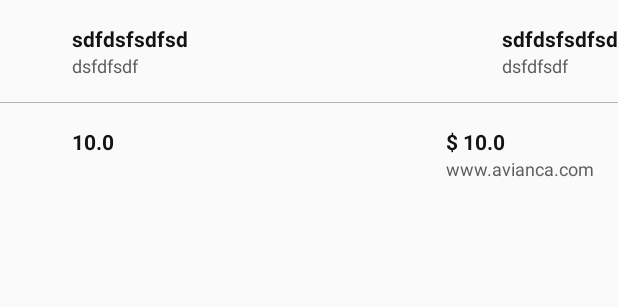
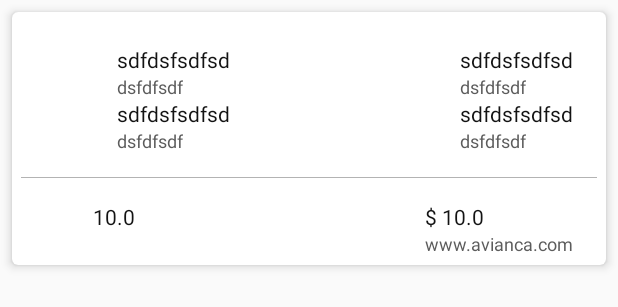
Before and after one commit to therealandroid/SkyScannerTest, an Android app: the layout item_flight_result.xml on its own in the app's theme, with its tools: preview values and no code run, on a phone screen of 412 x 824 dp. Shown: the top 307 px of the screen. Run offline under Robolectric (Android 15) with nearby library versions, the phone set to English and light mode, and no system bars; network calls fail.

Commit message:
Added some mapping to the results

```diff
--- a/app/src/main/java/br/com/skyscannerapplication/model/entities/api/Legs.kt
+++ b/app/src/main/java/br/com/skyscannerapplication/model/entities/api/Legs.kt
@@ -20,5 +20,9 @@ data class Legs(
     @SerializedName("Duration")
     val duration: Long,
     @SerializedName("Directionality")
-    val directionality: String
+    val directionality: String,
+    @SerializedName("SegmentIds")
+    val segmentIds: List<Long>,
+    @SerializedName("Carriers")
+    val carrierIds: List<Long>
 )
--- a/app/src/main/java/br/com/skyscannerapplication/model/repository/LivePricingRepository.kt
+++ b/app/src/main/java/br/com/skyscannerapplication/model/repository/LivePricingRepository.kt
@@ -1,10 +1,10 @@
 package br.com.skyscannerapplication.model.repository
 
 import br.com.skyscannerapplication.model.entities.out.FlightRequest
-import br.com.skyscannerapplication.model.entities.out.FlightResponse
+import br.com.skyscannerapplication.model.entities.out.FlightResult
 import io.reactivex.Single
 
 interface LivePricingRepository {
     fun createSession(flightRequest: FlightRequest): Single<String>
-    fun getFlights(flightRequest: FlightRequest): Single<MutableList<FlightResponse>>
+    fun getFlights(flightRequest: FlightRequest): Single<MutableList<FlightResult>>
 }
--- a/app/src/main/java/br/com/skyscannerapplication/view/flights/FlightResultsContract.kt
+++ b/app/src/main/java/br/com/skyscannerapplication/view/flights/FlightResultsContract.kt
@@ -1,7 +1,7 @@
 package br.com.skyscannerapplication.view.flights
 
 import br.com.skyscannerapplication.model.entities.out.FlightRequest
-import br.com.skyscannerapplication.model.entities.out.FlightResponse
+import br.com.skyscannerapplication.model.entities.out.FlightResult
 
 interface FlightResultsContract {
 
@@ -11,7 +11,7 @@ interface FlightResultsContract {
 
     interface View {
         fun setProgressIndicator(boolean: Boolean)
-        fun showFlightResults(flights: MutableList<FlightResponse>)
+        fun showFlightResults(flights: MutableList<FlightResult>)
         fun showFlightResultsEmpty()
         fun showFlightResultsError(errorMessage: String)
     }
--- a/app/src/main/java/br/com/skyscannerapplication/view/flights/FlightResultsFragment.kt
+++ b/app/src/main/java/br/com/skyscannerapplication/view/flights/FlightResultsFragment.kt
@@ -8,7 +8,7 @@ import androidx.fragment.app.Fragment
 import androidx.recyclerview.widget.LinearLayoutManager
 import br.com.skyscannerapplication.R
 import br.com.skyscannerapplication.model.entities.out.FlightRequest
-import br.com.skyscannerapplication.model.entities.out.FlightResponse
+import br.com.skyscannerapplication.model.entities.out.FlightResult
 import br.com.skyscannerapplication.model.repository.LivePricingRepositoryImpl
 import kotlinx.android.synthetic.main.fragment_search_flights.*
 import kotlinx.android.synthetic.main.fragment_search_flights.view.*
@@ -57,7 +57,7 @@ class FlightResultsFragment : Fragment(), FlightResultsContract.View {
         }
     }
 
-    override fun showFlightResults(flights: MutableList<FlightResponse>) {
+    override fun showFlightResults(flights: MutableList<FlightResult>) {
         adapter.setData(flights)
     }
 
--- a/app/src/main/res/layout/item_flight_result.xml
+++ b/app/src/main/res/layout/item_flight_result.xml
@@ -1,31 +1,33 @@
 <?xml version="1.0" encoding="utf-8"?>
-<RelativeLayout xmlns:android="http://schemas.android.com/apk/res/android"
+<androidx.cardview.widget.CardView
+        xmlns:android="http://schemas.android.com/apk/res/android"
+        xmlns:app="http://schemas.android.com/apk/res-auto"
+        android:layout_width="match_parent"
+        android:layout_height="wrap_content"
+        android:background="?attr/selectableItemBackground"
+        app:cardCornerRadius="4dp"
+        android:layout_margin="8dp"
+        app:cardElevation="4dp">
+
+    <RelativeLayout
             android:orientation="vertical"
             android:layout_width="match_parent"
-                android:layout_height="match_parent">
+            android:layout_height="wrap_content"
+            android:padding="6dp">
 
         <include
-            android:id="@+id/lineContainer1"
+                android:id="@+id/resultsContainer"
                 layout="@layout/item_flight_result_icon_line"
                 android:layout_width="match_parent"
                 android:layout_marginTop="16dp"
                 android:layout_height="wrap_content"/>
-
-    <!--<include-->
-            <!--android:id="@+id/lineContainer2"-->
-            <!--layout="@layout/item_flight_result_icon_line"-->
-            <!--android:layout_width="match_parent"-->
-            <!--android:layout_height="wrap_content"-->
-            <!--android:layout_marginTop="16dp"-->
-            <!--android:layout_below="@+id/lineContainer1"-->
-    <!--/>-->
 
         <View
                 android:id="@+id/lineDivider"
                 android:layout_width="match_parent"
                 android:layout_height="0.5dp"
                 android:background="@color/dividerColor"
-            android:layout_below="@+id/lineContainer1"
+                android:layout_below="@+id/resultsContainer"
                 android:layout_marginTop="16dp"
                 android:layout_marginBottom="16dp"/>
 
@@ -79,3 +81,5 @@
             </RelativeLayout>
         </RelativeLayout>
     </RelativeLayout>
+
+</androidx.cardview.widget.CardView>
--- a/app/src/main/res/layout/item_flight_result_icon_line.xml
+++ b/app/src/main/res/layout/item_flight_result_icon_line.xml
@@ -1,5 +1,13 @@
 <?xml version="1.0" encoding="utf-8"?>
-<LinearLayout xmlns:android="http://schemas.android.com/apk/res/android"
+
+<RelativeLayout
+        xmlns:android="http://schemas.android.com/apk/res/android"
+        android:orientation="horizontal"
+        android:layout_width="match_parent"
+        android:layout_height="wrap_content">
+
+    <LinearLayout
+            android:id="@+id/I1_outcomeContent"
                   android:orientation="horizontal"
                   android:layout_width="match_parent"
                   android:layout_height="wrap_content"
@@ -7,7 +15,7 @@
                   android:layout_marginEnd="16dp">
 
         <ImageView
-            android:id="@+id/I1_carrierImage"
+                android:id="@+id/I1_outcomeCarrierImage"
                 android:layout_width="32dp"
                 android:layout_height="32dp"
                 android:layout_weight="0"/>
@@ -19,42 +27,105 @@
                 android:layout_weight="1">
 
             <TextView
-                android:id="@+id/I1_departureAndArrivalTime"
+                    android:id="@+id/I1_outcomeDepartureAndArrivalTime"
                     android:layout_width="wrap_content"
                     style="@style/PrimaryTextBlack"
                     android:text="sdfdsfsdfsd"
                     android:layout_height="wrap_content"/>
 
             <TextView
-                android:id="@+id/I1_carrierDisplayCodeAndName"
+                    android:id="@+id/I1_outcomeCarrierDisplayCodeAndName"
                     android:layout_width="wrap_content"
                     android:layout_height="wrap_content"
                     style="@style/SecondaryTextBlack"
                     android:text="dsfdfsdf"
-                android:layout_below="@+id/I1_departureAndArrivalTime"/>
+                    android:layout_below="@+id/I1_outcomeDepartureAndArrivalTime"/>
 
         </RelativeLayout>
 
         <RelativeLayout
                 android:layout_width="wrap_content"
                 android:layout_height="wrap_content"
-            android:layout_marginLeft="16dp"
-            android:textFontWeight="1">
+                android:layout_marginStart="16dp">
 
             <TextView
-                android:id="@+id/I1_directionType"
+                    android:id="@+id/I1_outcomeDirectionType"
                     android:layout_width="wrap_content"
                     style="@style/PrimaryTextBlack"
                     android:text="sdfdsfsdfsd"
                     android:layout_height="wrap_content"/>
 
             <TextView
-                android:id="@+id/I1_totalFlightDuration"
+                    android:id="@+id/I1_outcomeTotalFlightDuration"
                     android:layout_width="wrap_content"
                     android:layout_height="wrap_content"
                     style="@style/SecondaryTextBlack"
                     android:text="dsfdfsdf"
-                android:layout_below="@+id/I1_directionType"/>
+                    android:layout_below="@+id/I1_outcomeDirectionType"/>
 
         </RelativeLayout>
     </LinearLayout>
+
+    <LinearLayout
+            android:id="@+id/I1_incomeContent"
+            android:orientation="horizontal"
+            android:layout_width="match_parent"
+            android:layout_height="wrap_content"
+            android:layout_marginStart="16dp"
+            android:layout_below="@+id/I1_outcomeContent"
+            android:layout_marginEnd="16dp">
+
+        <ImageView
+                android:id="@+id/I1_incomeCarrierImage"
+                android:layout_width="32dp"
+                android:layout_height="32dp"
+                android:layout_weight="0"/>
+
+        <RelativeLayout
+                android:layout_width="wrap_content"
+                android:layout_height="wrap_content"
+                android:layout_marginStart="16dp"
+                android:layout_weight="1">
+
+            <TextView
+                    android:id="@+id/I1_incomeDepartureAndArrivalTime"
+                    android:layout_width="wrap_content"
+                    style="@style/PrimaryTextBlack"
+                    android:text="sdfdsfsdfsd"
+                    android:layout_height="wrap_content"/>
+
+            <TextView
+                    android:id="@+id/I1_incomeCarrierDisplayCodeAndName"
+                    android:layout_width="wrap_content"
+                    android:layout_height="wrap_content"
+                    style="@style/SecondaryTextBlack"
+                    android:text="dsfdfsdf"
+                    android:layout_below="@+id/I1_incomeDepartureAndArrivalTime"/>
+
+        </RelativeLayout>
+
+        <RelativeLayout
+                android:layout_width="wrap_content"
+                android:layout_height="wrap_content"
+                android:layout_marginStart="16dp">
+
+            <TextView
+                    android:id="@+id/I1_incomeDirectionType"
+                    android:layout_width="wrap_content"
+                    style="@style/PrimaryTextBlack"
+                    android:text="sdfdsfsdfsd"
+                    android:layout_height="wrap_content"/>
+
+            <TextView
+                    android:id="@+id/I1_incomeTotalFlightDuration"
+                    android:layout_width="wrap_content"
+                    android:layout_height="wrap_content"
+                    style="@style/SecondaryTextBlack"
+                    android:text="dsfdfsdf"
+                    android:layout_below="@+id/I1_incomeDirectionType"/>
+
+        </RelativeLayout>
+    </LinearLayout>
+
+
+</RelativeLayout>
--- a/app/src/main/res/values/textstyles.xml
+++ b/app/src/main/res/values/textstyles.xml
@@ -3,7 +3,6 @@
     <style name="PrimaryTextBlack">
         <item name="android:textSize">14sp</item>
         <item name="android:letterSpacing">0</item>
-        <item name="android:textStyle">bold</item>
         <item name="android:textColor">@color/textPrimaryColor</item>
         <!--<item name="android:fontFamily">@font/opensans_semibold</item>-->
     </style>
@@ -14,4 +13,5 @@
         <item name="android:textColor">@color/textSecondaryColor</item>
         <!--<item name="android:fontFamily">@font/opensans_semibold</item>-->
     </style>
+
 </resources>
```
Also changed, not shown: app/src/main/java/br/com/skyscannerapplication/model/entities/api/Currencies.kt (added, +10 -0 lines), app/src/main/java/br/com/skyscannerapplication/model/entities/api/Flight.kt (+16 -1 lines), app/src/main/java/br/com/skyscannerapplication/model/entities/api/Itineraries.kt (added, +14 -0 lines), app/src/main/java/br/com/skyscannerapplication/model/entities/api/PricingOptions.kt (added, +8 -0 lines), app/src/main/java/br/com/skyscannerapplication/model/entities/api/Segments.kt (added, +22 -0 lines), app/src/main/java/br/com/skyscannerapplication/model/entities/out/FlightResponse.kt (deleted, +0 -29 lines), app/src/main/java/br/com/skyscannerapplication/model/entities/out/FlightResult.kt (added, +18 -0 lines), app/src/main/java/br/com/skyscannerapplication/model/repository/LivePricingRepositoryImpl.kt (+79 -12 lines), app/src/main/java/br/com/skyscannerapplication/view/flights/FlightResultsAdapter.kt (+9 -12 lines), app/src/main/res/layout/activity_main.xml (+37 -6 lines), 1 other file. Lines whose indentation alone changed are shown as unchanged.
